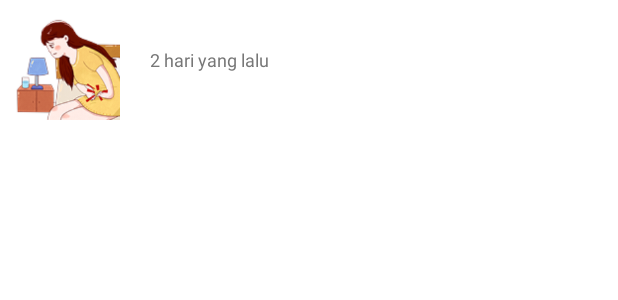
After one commit to yrwiiid/EVEE, an Android app: the layout item_saved_artikel.xml on its own in the app's theme, with its tools: preview values and no code run, on a phone screen of 412 x 824 dp. The commit adds this screen. Shown: the top 300 px of the screen. Run offline under Robolectric (Android 15) with nearby library versions, the phone set to English and light mode, and no system bars.

Commit message:
memperbarui fitur artikel

```diff
--- a/app/src/main/AndroidManifest.xml
+++ b/app/src/main/AndroidManifest.xml
@@ -13,6 +13,10 @@
 
         <!-- Main Activity -->
         <activity android:name=".dashboard" />
+
+        <activity android:name=".Halaman_Artikel" />
+        <activity android:name=".SavedArtikelActivity" />
+
 
         <!-- login activity -->
         <activity android:name=".loginactivity"/>
--- a/app/src/main/java/com/example/evee/dashboard.java
+++ b/app/src/main/java/com/example/evee/dashboard.java
@@ -29,7 +29,7 @@ public class dashboard extends AppCompatActivity {
             } else if (id == R.id.nav_calendar) {
                 selectedFragment = new halamancalendar(); // nanti buat class halamancalendar
             } else if (id == R.id.nav_artikel) {
-                selectedFragment = new halamannotes();
+                selectedFragment = new Halaman_Artikel();
             } else if (id == R.id.nav_mood) {
                 selectedFragment = new halamanmood(); // nanti buat class halamanmood
             } else if (id == R.id.nav_profile) {
--- /dev/null
+++ b/app/src/main/res/drawable/ic_simpan_filled.xml
@@ -0,0 +1,5 @@
+<vector xmlns:android="http://schemas.android.com/apk/res/android" android:height="24dp" android:tint="#6A0D4A" android:viewportHeight="24" android:viewportWidth="24" android:width="24dp">
+
+    <path android:fillColor="@android:color/white" android:pathData="M17,3H7c-1.1,0 -1.99,0.9 -1.99,2L5,21l7,-3 7,3V5c0,-1.1 -0.9,-2 -2,-2z"/>
+
+</vector>
--- /dev/null
+++ b/app/src/main/res/drawable/ic_simpan_outline.xml
@@ -0,0 +1,5 @@
+<vector xmlns:android="http://schemas.android.com/apk/res/android" android:height="24dp" android:tint="#6A0D4A" android:viewportHeight="24" android:viewportWidth="24" android:width="24dp">
+
+    <path android:fillColor="@android:color/white" android:pathData="M17,3L7,3c-1.1,0 -1.99,0.9 -1.99,2L5,21l7,-3 7,3L19,5c0,-1.1 -0.9,-2 -2,-2zM17,18l-5,-2.18L7,18L7,5h10v13z"/>
+
+</vector>
--- /dev/null
+++ b/app/src/main/res/layout/item_saved_artikel.xml
@@ -0,0 +1,48 @@
+<?xml version="1.0" encoding="utf-8"?>
+<androidx.constraintlayout.widget.ConstraintLayout
+    xmlns:android="http://schemas.android.com/apk/res/android"
+    xmlns:app="http://schemas.android.com/apk/res-auto"
+    android:layout_width="match_parent"
+    android:layout_height="wrap_content"
+    android:background="@drawable/backgroud_artikel"
+    android:padding="10dp"
+    android:layout_marginBottom="10dp">
+
+    <!-- GAMBAR ARTIKEL -->
+    <ImageView
+        android:id="@+id/imgSavedThumb"
+        android:layout_width="70dp"
+        android:layout_height="70dp"
+        android:scaleType="centerCrop"
+        android:src="@drawable/artikel1"
+        app:layout_constraintStart_toStartOf="parent"
+        app:layout_constraintTop_toTopOf="parent"
+        app:layout_constraintBottom_toBottomOf="parent" />
+
+    <!-- JUDUL -->
+    <TextView
+        android:id="@+id/txtSavedTitle"
+        android:layout_width="0dp"
+        android:layout_height="wrap_content"
+        android:text=""
+        android:textSize="15sp"
+        android:textStyle="bold"
+        android:textColor="#444"
+        android:layout_marginStart="10dp"
+        app:layout_constraintStart_toEndOf="@id/imgSavedThumb"
+        app:layout_constraintTop_toTopOf="@id/imgSavedThumb"
+        app:layout_constraintEnd_toEndOf="parent" />
+
+    <!-- TANGGAL / HARI UPLOAD DI BAWAH JUDUL -->
+    <TextView
+        android:id="@+id/txtSavedDate"
+        android:layout_width="wrap_content"
+        android:layout_height="wrap_content"
+        android:text="2 hari yang lalu"
+        android:textSize="12sp"
+        android:textColor="#777"
+        android:layout_marginStart="10dp"
+        app:layout_constraintStart_toStartOf="@id/txtSavedTitle"
+        app:layout_constraintTop_toBottomOf="@id/txtSavedTitle" />
+
+</androidx.constraintlayout.widget.ConstraintLayout>
```
Also changed, not shown: app/src/main/java/com/example/evee/ArtikelModel.java (added, +19 -0 lines), app/src/main/java/com/example/evee/Halaman_Artikel.java (added, +227 -0 lines), app/src/main/java/com/example/evee/SavedArtikelActivity.java (added, +40 -0 lines), app/src/main/java/com/example/evee/SavedArtikelAdapter.java (added, +61 -0 lines), app/src/main/res/layout/halaman_artikel.xml (+23 -8 lines), app/src/main/res/layout/layout_saved_artikel.xml (added, +44 -0 lines).
